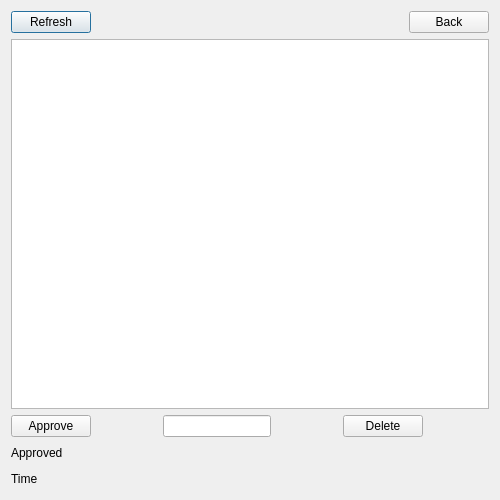
Above: notificationdialog.ui from hassan-kandil/DistImage before the change. Below: the same form after it.
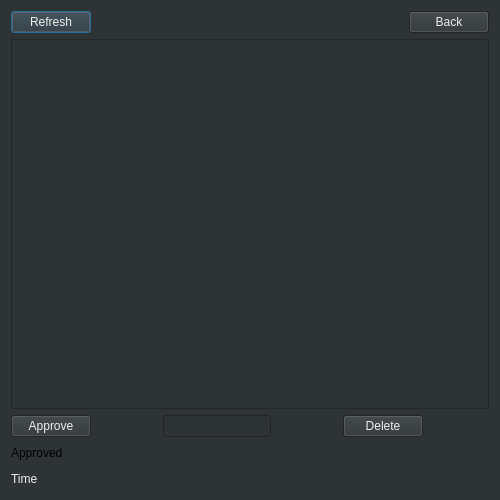
That is the form after the change.

Diff of the .ui file:
```diff
--- a/notificationdialog.ui
+++ b/notificationdialog.ui
@@ -13,11 +13,18 @@
   <property name="windowTitle">
    <string>DistImage</string>
   </property>
+  <property name="styleSheet">
+   <string notr="true">background-color: rgb(46, 52, 54)
+</string>
+  </property>
   <layout class="QVBoxLayout" name="verticalLayout">
    <item>
     <layout class="QHBoxLayout" name="horizontalLayout_2">
      <item>
       <widget class="QPushButton" name="push_refresh">
+       <property name="styleSheet">
+        <string notr="true">color: rgb(238, 238, 236)</string>
+       </property>
        <property name="text">
         <string>Refresh</string>
        </property>
@@ -38,6 +45,9 @@
      </item>
      <item>
       <widget class="QPushButton" name="push_back">
+       <property name="styleSheet">
+        <string notr="true">color: rgb(238, 238, 236)</string>
+       </property>
        <property name="text">
         <string>Back</string>
        </property>
@@ -46,12 +56,22 @@
     </layout>
    </item>
    <item>
-    <widget class="QListWidget" name="listWidget"/>
+    <widget class="QListWidget" name="listWidget">
+     <property name="autoFillBackground">
+      <bool>false</bool>
+     </property>
+     <property name="styleSheet">
+      <string notr="true">color: rgb(238, 238, 236)</string>
+     </property>
+    </widget>
    </item>
    <item>
     <layout class="QHBoxLayout" name="horizontalLayout">
      <item>
       <widget class="QPushButton" name="push_approve">
+       <property name="styleSheet">
+        <string notr="true">color: rgb(238, 238, 236)</string>
+       </property>
        <property name="text">
         <string>Approve</string>
        </property>
@@ -72,6 +92,9 @@
      </item>
      <item>
       <widget class="QLineEdit" name="line_views">
+       <property name="styleSheet">
+        <string notr="true">color: rgb(238, 238, 236)</string>
+       </property>
        <property name="text">
         <string/>
        </property>
@@ -92,6 +115,9 @@
      </item>
      <item>
       <widget class="QPushButton" name="push_disapprove">
+       <property name="styleSheet">
+        <string notr="true">color: rgb(238, 238, 236)</string>
+       </property>
        <property name="text">
         <string>Delete</string>
        </property>
@@ -140,6 +166,9 @@
     <layout class="QHBoxLayout" name="horizontalLayout_7">
      <item>
       <widget class="QLabel" name="lbl_time">
+       <property name="styleSheet">
+        <string notr="true">color: rgb(238, 238, 236)</string>
+       </property>
        <property name="text">
         <string>Time</string>
        </property>
```
